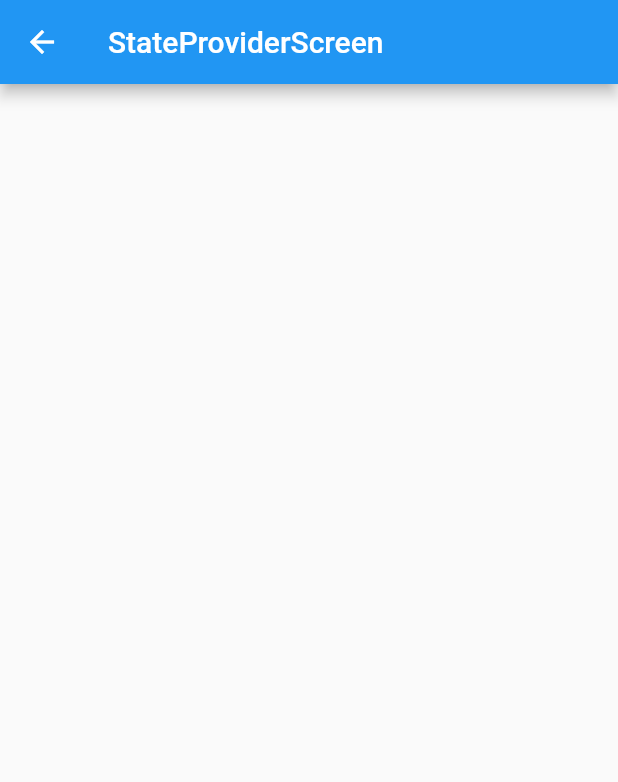
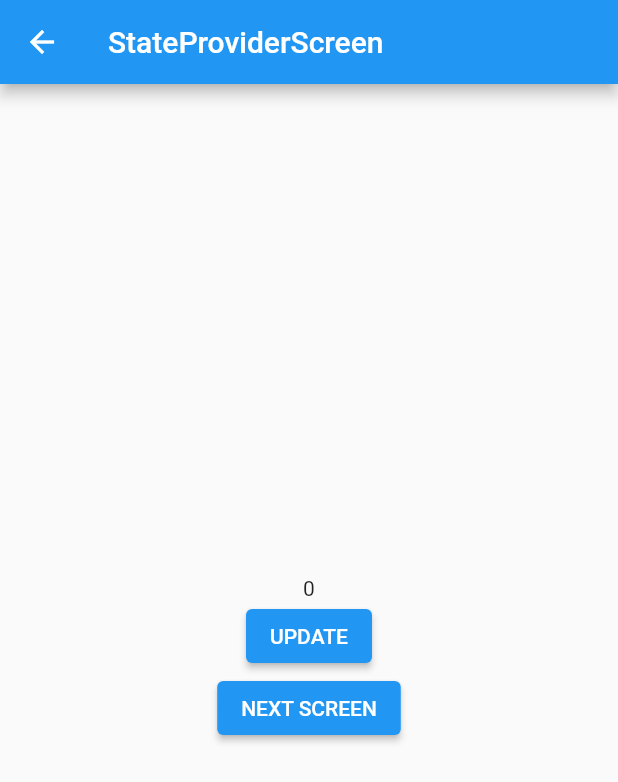
Before and after one commit to ji-hyun219/riverpod_study, a Flutter app: the DefaultLayout screen opened directly, after a tap on "StateProviderScreen", on a phone screen of 412 x 824 dp. Shown: the top 782 px of the screen. Run offline on Flutter 3.47's test engine with Material 2 defaults, Android fonts, the phone set to English and light mode, and no system bars; our stand-ins replace flutter_riverpod.

Commit message:
Riverpod 기본 학습

```diff
--- a/lib/main.dart
+++ b/lib/main.dart
@@ -1,6 +1,7 @@
 import 'package:flutter/material.dart';
+import 'package:flutter_riverpod/flutter_riverpod.dart';
 import 'package:riverpod_study/screen/home_screen.dart';
 
 void main() {
-  runApp(const MaterialApp(home: HomeScreen()));
+  runApp(const ProviderScope(child: MaterialApp(home: HomeScreen())));
 }
--- /dev/null
+++ b/lib/riverpod/state_provider_screen.dart
@@ -0,0 +1,3 @@
+import 'package:flutter_riverpod/flutter_riverpod.dart';
+
+final numProvider = StateProvider<int>((ref) => 0);
--- a/lib/screen/state_provider_screen.dart
+++ b/lib/screen/state_provider_screen.dart
@@ -1,15 +1,69 @@
 import 'package:flutter/material.dart';
+import 'package:flutter_riverpod/flutter_riverpod.dart';
 import 'package:riverpod_study/layout/default_layout.dart';
 
-class StateProviderScreen extends StatelessWidget {
+import '../riverpod/state_provider_screen.dart';
+
+class StateProviderScreen extends ConsumerWidget {
   const StateProviderScreen({super.key});
 
   @override
-  Widget build(BuildContext context) {
+  Widget build(BuildContext context, WidgetRef ref) {
+    final provier = ref.watch(numProvider);
+
     return DefaultLayout(
         title: 'StateProviderScreen',
-        body: Column(
-          children: const [],
+        body: SizedBox(
+          width: MediaQuery.of(context).size.width,
+          child: Column(
+            mainAxisAlignment: MainAxisAlignment.center,
+            children: [
+              Text(
+                provier.toString(),
+              ),
+              ElevatedButton(
+                onPressed: () {
+                  ref.read(numProvider.notifier).update((state) => state + 1);
+                },
+                child: const Text('UPDATE'),
+              ),
+              ElevatedButton(
+                  onPressed: () {
+                    Navigator.of(context).push(MaterialPageRoute(
+                      builder: (_) => const _NextScreen(),
+                    ));
+                  },
+                  child: const Text('NEXT SCREEN'))
+            ],
+          ),
         ));
   }
 }
+
+class _NextScreen extends ConsumerWidget {
+  const _NextScreen();
+
+  @override
+  Widget build(BuildContext context, WidgetRef ref) {
+    final provier = ref.watch(numProvider);
+
+    return DefaultLayout(
+        title: 'StateProviderScreen',
+        body: SizedBox(
+          width: MediaQuery.of(context).size.width,
+          child: Column(
+            mainAxisAlignment: MainAxisAlignment.center,
+            children: [
+              Text(
+                provier.toString(),
+              ),
+              ElevatedButton(
+                  onPressed: () {
+                    ref.read(numProvider.notifier).update((state) => state + 1);
+                  },
+                  child: const Text('UPDATE'))
+            ],
+          ),
+        ));
+  }
+}
```
Also changed, not shown: pubspec.yaml (+3 -4 lines), pubspec.lock, 1 other file.
